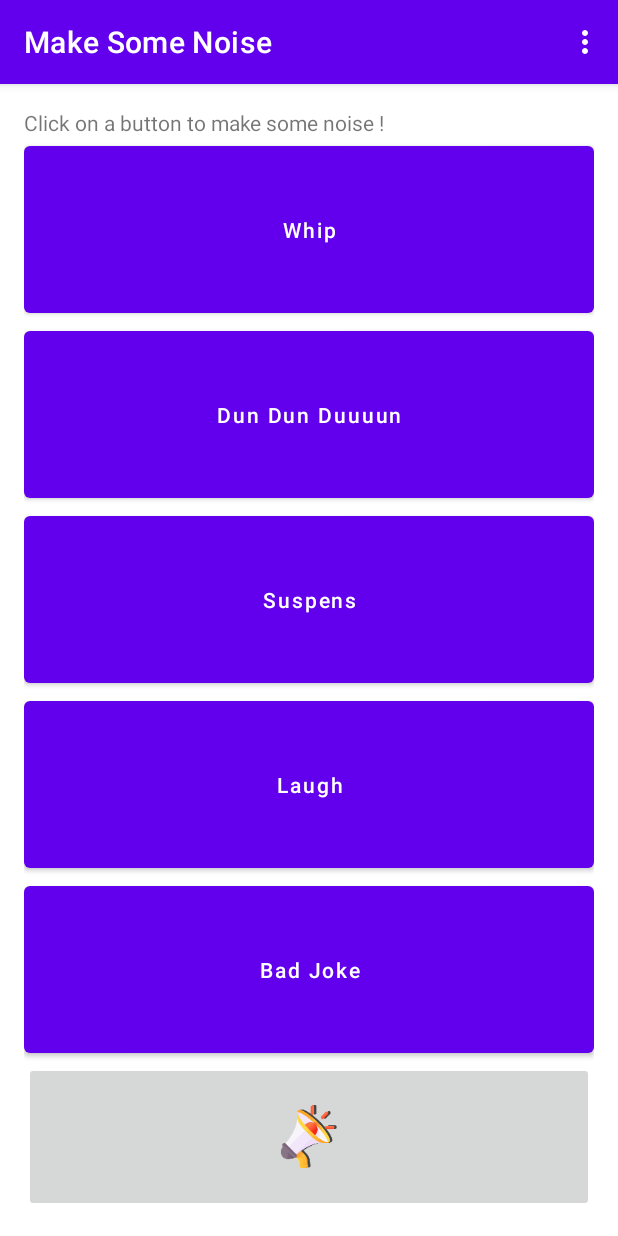
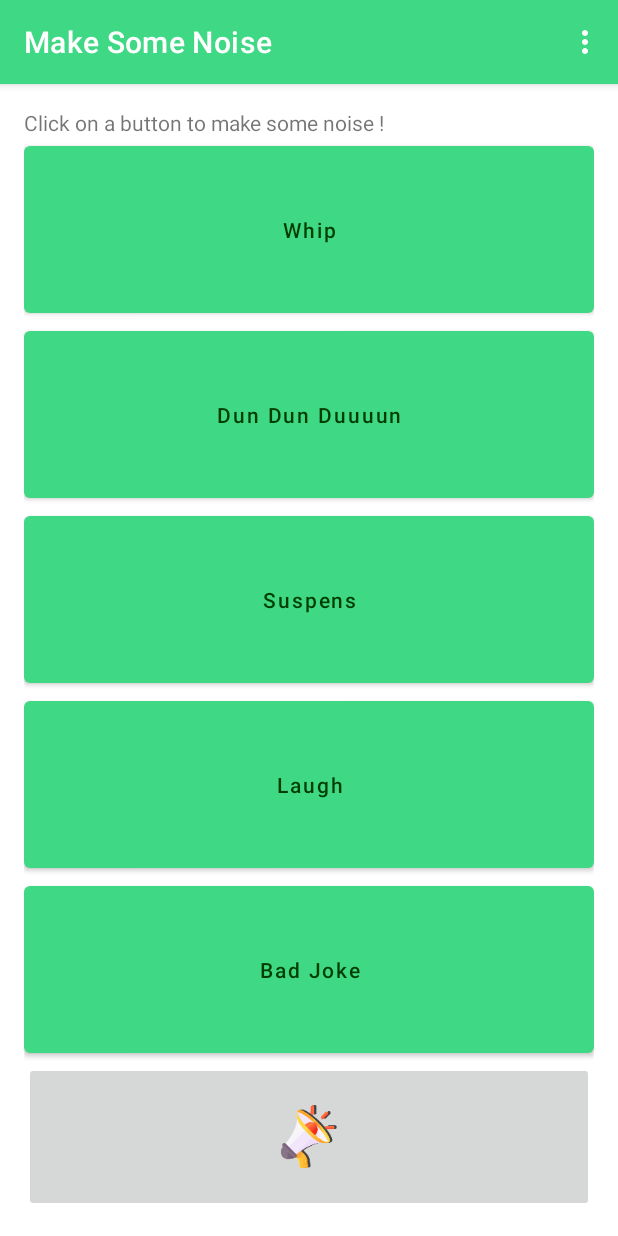
Before and after one commit to psa-jforestier/makesomenoise, an Android app: the screen it shows after launch (MainActivity), on a phone screen of 412 x 824 dp. Run offline under Robolectric (Android 15) with nearby library versions, the phone set to English and light mode, and no system bars.

Commit message:
Change color of the app : go green !

```diff
--- a/app/src/main/res/values-night/themes.xml
+++ b/app/src/main/res/values-night/themes.xml
@@ -2,8 +2,8 @@
     <!-- Base application theme. -->
     <style name="Theme.MakeSomeNoise" parent="Theme.MaterialComponents.DayNight.DarkActionBar">
         <!-- Primary brand color. -->
-        <item name="colorPrimary">@color/purple_200</item>
-        <item name="colorPrimaryVariant">@color/purple_700</item>
+        <item name="colorPrimary">@color/secondaryColor</item>
+        <item name="colorPrimaryVariant">@color/secondaryDarkColor</item>
         <item name="colorOnPrimary">@color/black</item>
         <!-- Secondary brand color. -->
         <item name="colorSecondary">@color/teal_200</item>
--- a/app/src/main/res/values/colors.xml
+++ b/app/src/main/res/values/colors.xml
@@ -7,4 +7,14 @@
     <color name="teal_700">#FF018786</color>
     <color name="black">#FF000000</color>
     <color name="white">#FFFFFFFF</color>
+<!-- generated from
+https://material.io/resources/color/#!/?view.left=0&view.right=0&primary.color=3FD884&secondary.color=33691E-->
+    <color name="primaryColor">#3fd884</color>
+    <color name="primaryLightColor">#7bffb4</color>
+    <color name="primaryDarkColor">#00a556</color>
+    <color name="secondaryColor">#33691e</color>
+    <color name="secondaryLightColor">#629749</color>
+    <color name="secondaryDarkColor">#003d00</color>
+    <color name="primaryTextColor">#000000</color>
+    <color name="secondaryTextColor">#ffffff</color>
 </resources>
--- a/app/src/main/res/values/themes.xml
+++ b/app/src/main/res/values/themes.xml
@@ -2,13 +2,13 @@
     <!-- Base application theme. -->
     <style name="Theme.MakeSomeNoise" parent="Theme.MaterialComponents.DayNight.DarkActionBar">
         <!-- Primary brand color. -->
-        <item name="colorPrimary">@color/purple_500</item>
-        <item name="colorPrimaryVariant">@color/purple_700</item>
-        <item name="colorOnPrimary">@color/white</item>
+        <item name="colorPrimary">@color/primaryColor</item>
+        <item name="colorPrimaryVariant">@color/primaryDarkColor</item>
+        <item name="colorOnPrimary">@color/secondaryDarkColor</item>
         <!-- Secondary brand color. -->
-        <item name="colorSecondary">@color/teal_200</item>
-        <item name="colorSecondaryVariant">@color/teal_700</item>
-        <item name="colorOnSecondary">@color/black</item>
+        <item name="colorSecondary">@color/secondaryColor</item>
+        <item name="colorSecondaryVariant">@color/primaryLightColor</item>
+        <item name="colorOnSecondary">@color/secondaryLightColor</item>
         <!-- Status bar color. -->
         <item name="android:statusBarColor" tools:targetApi="l">?attr/colorPrimaryVariant</item>
         <!-- Customize your theme here. -->
```
